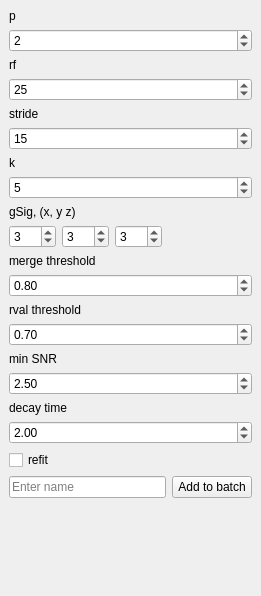
Before: the Qt Designer form mesmerize/viewer/modules/ui_files/cnmf_3d_pytemplate.ui in kushalkolar/MESmerize, drawn with Qt 5.
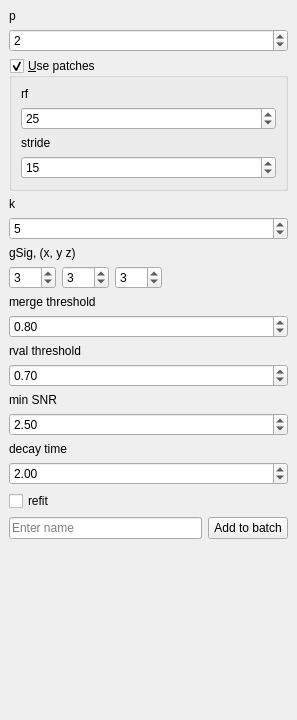
After: the same form once the commit is applied.

Patch:
```diff
--- a/mesmerize/viewer/modules/ui_files/cnmf_3d_pytemplate.ui
+++ b/mesmerize/viewer/modules/ui_files/cnmf_3d_pytemplate.ui
@@ -6,8 +6,8 @@
    <rect>
     <x>0</x>
     <y>0</y>
-    <width>261</width>
-    <height>596</height>
+    <width>297</width>
+    <height>720</height>
    </rect>
   </property>
   <property name="floating">
@@ -17,7 +17,7 @@
    <string>CNMF 3D</string>
   </property>
   <widget class="QWidget" name="dockWidgetContents">
-   <layout class="QVBoxLayout" name="verticalLayout">
+   <layout class="QVBoxLayout" name="verticalLayout_2">
     <item>
      <widget class="QLabel" name="label_6">
       <property name="text">
@@ -33,6 +33,18 @@
      </widget>
     </item>
     <item>
+     <widget class="QGroupBox" name="groupBox_use_patches">
+      <property name="title">
+       <string>&amp;Use patches</string>
+      </property>
+      <property name="flat">
+       <bool>false</bool>
+      </property>
+      <property name="checkable">
+       <bool>true</bool>
+      </property>
+      <layout class="QVBoxLayout" name="verticalLayout">
+       <item>
      <widget class="QLabel" name="label">
       <property name="text">
        <string>rf</string>
@@ -70,6 +82,9 @@
       <property name="value">
        <number>15</number>
       </property>
+        </widget>
+       </item>
+      </layout>
      </widget>
     </item>
     <item>
```
Left out of the diff: 2 changed lines with no effect on the pictures. Lines whose indentation alone changed are shown as unchanged.
